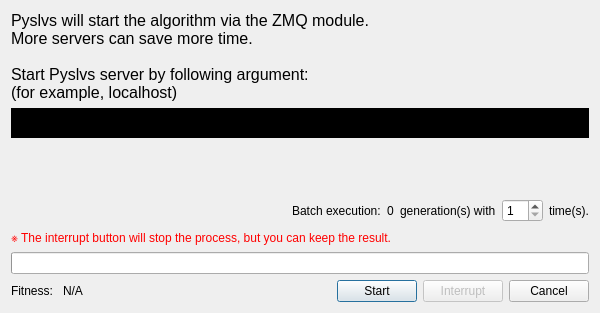
Above: core/synthesis/DimensionalSynthesis/DimensionalSynthesis_dialog/progress.ui from KmolYuan/Pyslvs-UI before the change. Below: the same form after it.
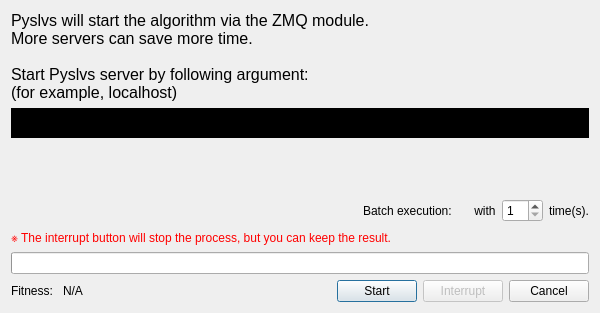
That is the form after the change. Icons and pictures are not drawn.

What changed in the file:
```diff
--- a/core/synthesis/DimensionalSynthesis/DimensionalSynthesis_dialog/progress.ui
+++ b/core/synthesis/DimensionalSynthesis/DimensionalSynthesis_dialog/progress.ui
@@ -102,16 +102,12 @@
       </widget>
      </item>
      <item>
-      <widget class="QLabel" name="maxGen_label">
-       <property name="text">
-        <string>0</string>
-       </property>
-      </widget>
+      <widget class="QLabel" name="batch_label"/>
      </item>
      <item>
       <widget class="QLabel" name="label_7">
        <property name="text">
-        <string>generation(s) with</string>
+        <string> with</string>
        </property>
       </widget>
      </item>
```
